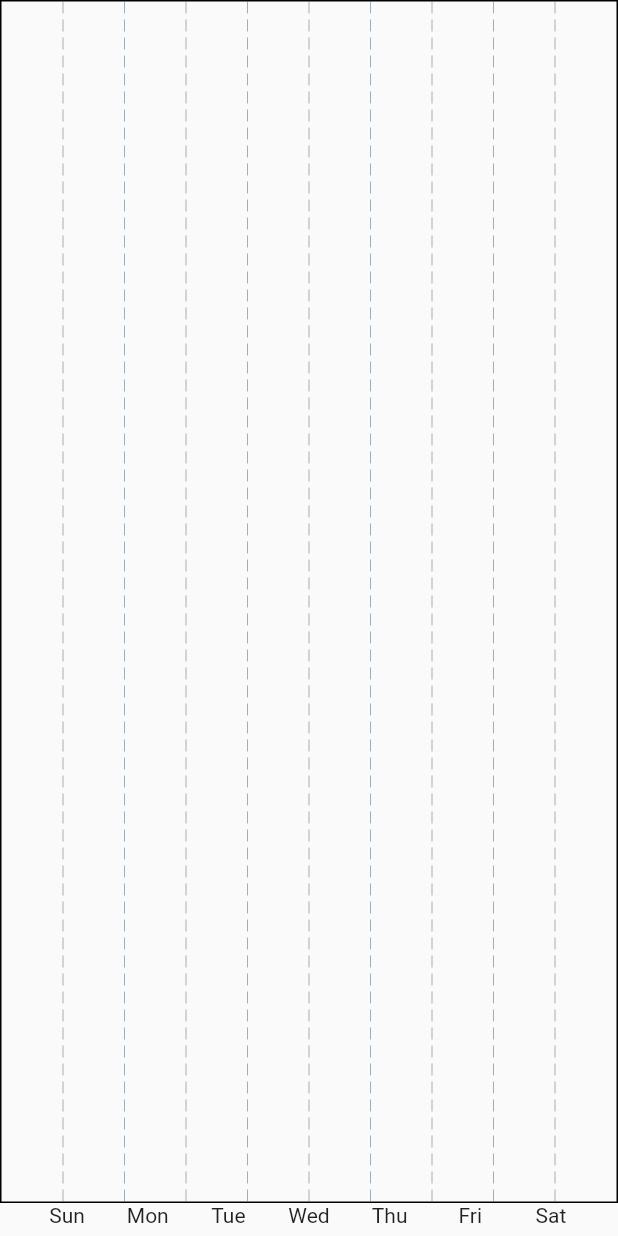
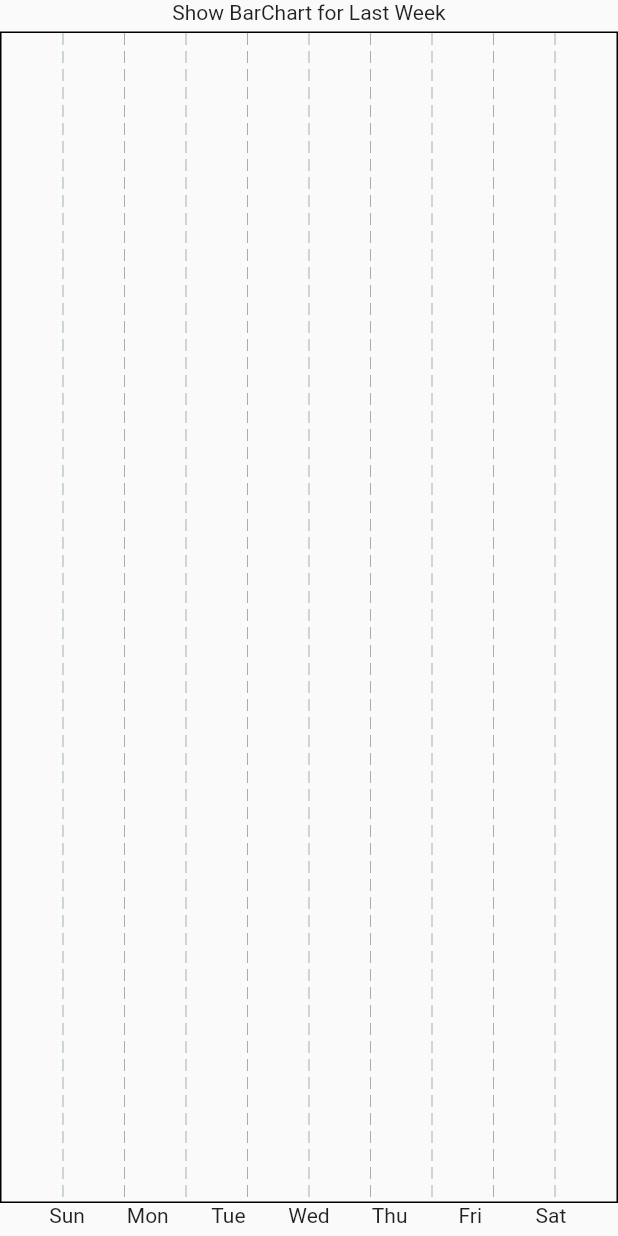
Before and after one commit to F-Reza/Expense_Tracker_App, a Flutter app: the ExpenseChart widget shown alone on an empty page, opened directly with empty values, on a phone screen of 412 x 824 dp. Run offline on Flutter 3.47's test engine with Material 2 defaults, Android fonts, the phone set to English and light mode, and no system bars; drawn by our look-alikes of fl_chart; our stand-ins replace sqflite; accounts and stored records are empty.

Commit message:
FixBarChart Data Showing

```diff
--- a/lib/pages/expens_page.dart
+++ b/lib/pages/expens_page.dart
@@ -1,8 +1,5 @@
 import 'package:expense_tracker_app/models/exp_category_model.dart';
 import 'package:flutter/material.dart';
-import 'package:provider/provider.dart';
-
-import '../provider/expense_provider.dart';
 import '../widgets/expense_screen/expense_fetcher.dart';
 
 
--- a/lib/provider/expense_provider.dart
+++ b/lib/provider/expense_provider.dart
@@ -123,7 +123,8 @@ class ExpenseProvider extends ChangeNotifier {
       for (int j = 0; j < _expenses.length; j++) {
         if (_expenses[j].date.year == weekDay.year &&
             _expenses[j].date.month == weekDay.month &&
-            _expenses[j].date.day == weekDay.day) {
+            _expenses[j].date.day == weekDay.day)
+        {
           total += _expenses[j].amount;
         }
       }
--- a/lib/widgets/all_expenses_screen/expense_chart.dart
+++ b/lib/widgets/all_expenses_screen/expense_chart.dart
@@ -1,4 +1,3 @@
-
 
 import 'package:fl_chart/fl_chart.dart';
 import 'package:flutter/material.dart';
@@ -22,7 +21,13 @@ class _ExpenseChartState extends State<ExpenseChart> {
         builder: (context, provider, _) {
           var maxY = provider.calculateEntriesAndAmount(widget.category)['totalAmount'];
           var list = provider.calculateWeekExpenses().reversed.toList();
-          return list.isEmpty? const Center(child: Text('isEmpty!')): BarChart(
+          return list.isEmpty? const Center(child: Text('isEmpty!')):
+          Column(
+            children: [
+              const Text('Show BarChart for Last Week'),
+              const SizedBox(height: 5,),
+              Expanded(
+                child: BarChart(
                   BarChartData(
                     minY: 0,
                     maxY: maxY,
@@ -32,13 +37,14 @@ class _ExpenseChartState extends State<ExpenseChart> {
                           x: list.indexOf(e),
                           barRods: [
                               BarChartRodData(
-                        color: Colors.amber,
+                              color: Colors.blue,
                               toY: e['amount'],
                               width: 20.0,
                               borderRadius: BorderRadius.zero,
                             ),
                           ],
                         ),
+
                       ),
                     ],
                     titlesData: FlTitlesData(
@@ -58,8 +64,11 @@ class _ExpenseChartState extends State<ExpenseChart> {
                                   .format(list[value.toInt()]['day'])),
                         ),
                       ),
-              ),//End
                     ),
+                ),
+        ),
+              ),
+            ],
           );
       }
     );
--- a/lib/widgets/all_expenses_screen/total_chart.dart
+++ b/lib/widgets/all_expenses_screen/total_chart.dart
@@ -30,7 +30,7 @@ class _TotalChartState extends State<TotalChart> {
                     FittedBox(
                       alignment: Alignment.center,
                       fit: BoxFit.scaleDown,
-                      child: Text('Total Expense: $totalExp',
+                      child: Text('Total Expense: ৳ $totalExp',
                         textScaleFactor: 1.1,
                         style: const TextStyle(
                           fontWeight: FontWeight.bold,
@@ -50,7 +50,7 @@ class _TotalChartState extends State<TotalChart> {
                           const SizedBox(width: 5,),
                           Text(e.title),
                           const SizedBox(width: 5,),
-                          Text('${(e.totalAmount / totalExp * 100).toStringAsFixed(2)}%'),
+                          Text(totalExp == 0 ? '0%' : '${(e.totalAmount / totalExp * 100).toStringAsFixed(2)}%'),
                         ],
                       ),
                     )),
--- a/lib/widgets/category_screen/category_fetcher.dart
+++ b/lib/widgets/category_screen/category_fetcher.dart
@@ -1,6 +1,4 @@
 
-import 'package:expense_tracker_app/models/exp_category_model.dart';
-import 'package:expense_tracker_app/pages/expens_page.dart';
 import 'package:expense_tracker_app/widgets/all_expenses_screen/total_chart.dart';
 import 'package:expense_tracker_app/widgets/category_screen/category_list.dart';
 import 'package:flutter/material.dart';
--- a/lib/widgets/expense_screen/expense_fetcher.dart
+++ b/lib/widgets/expense_screen/expense_fetcher.dart
@@ -1,4 +1,3 @@
-import 'dart:js_interop';
 
 import 'package:flutter/material.dart';
 import 'package:provider/provider.dart';
--- a/lib/widgets/expense_screen/new_expense_form.dart
+++ b/lib/widgets/expense_screen/new_expense_form.dart
@@ -1,5 +1,4 @@
 import 'package:flutter/material.dart';
-import 'package:intl/intl.dart';
 import 'package:provider/provider.dart';
 import '../../constants/icons.dart';
 import '../../models/expense_model.dart';
```
Also changed, not shown: pubspec.lock. Lines whose indentation alone changed are shown as unchanged.
